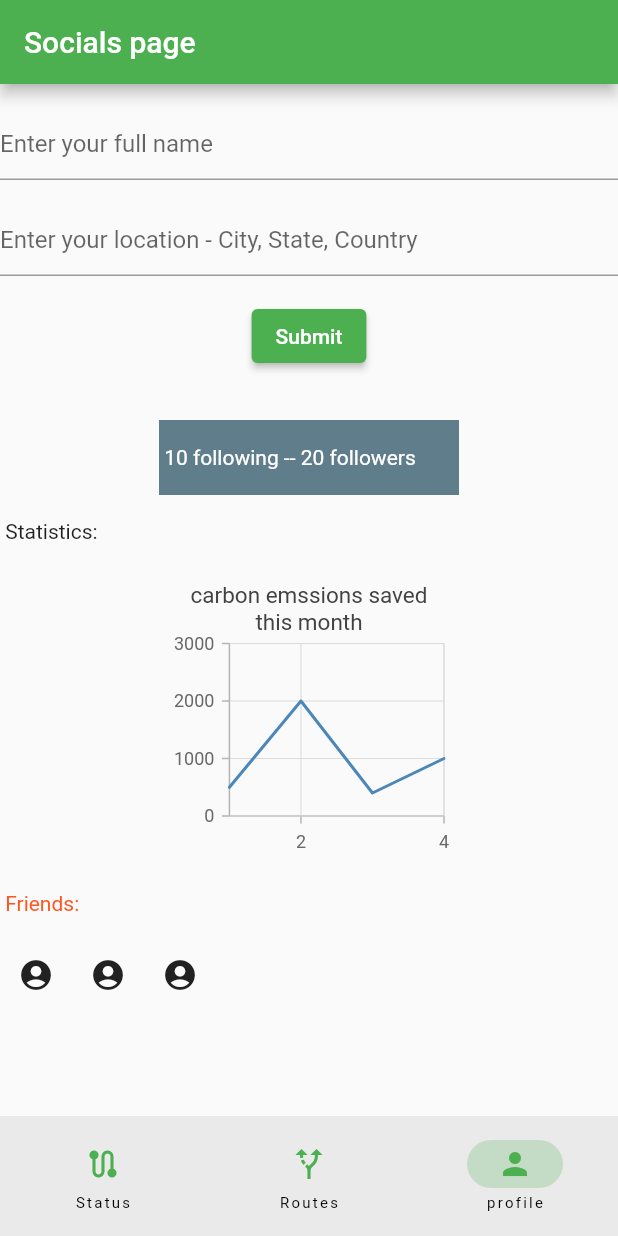
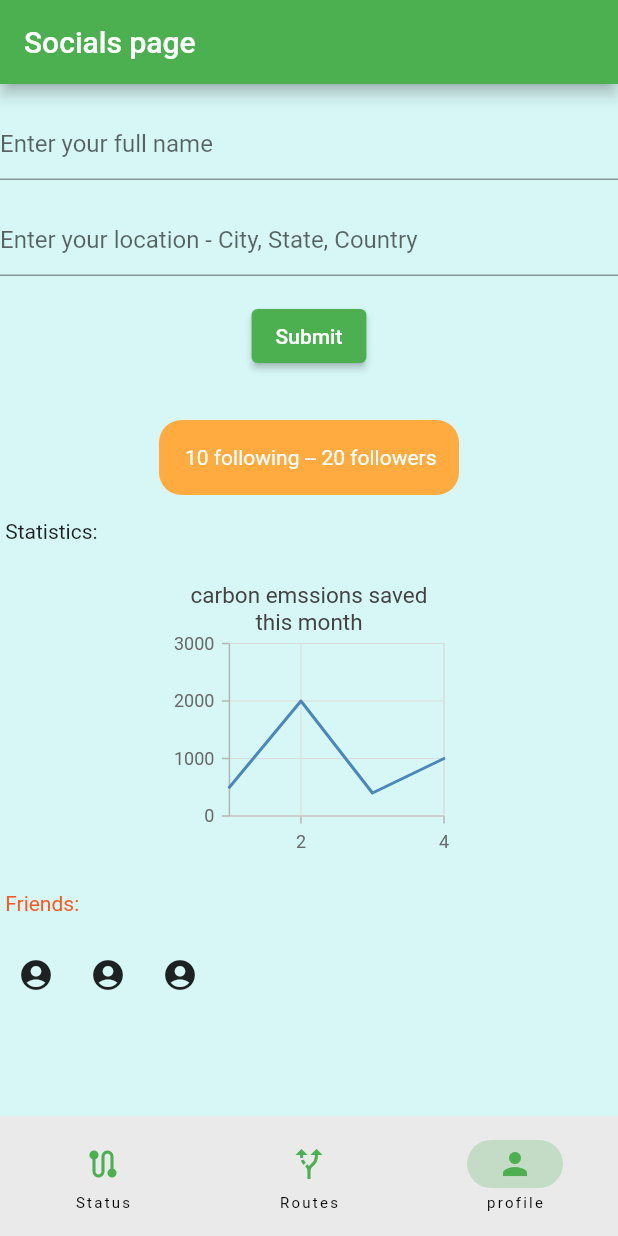
Before and after one commit to Arjdroid/greenifytransit, a Flutter app: the screen it shows after launch, item 3 of the bottom bar chosen, on a phone screen of 412 x 824 dp. Run offline on Flutter 3.47's test engine with Material 2 defaults, Android fonts, the phone set to English and light mode, and no system bars; our stand-ins replace syncfusion_flutter_charts.

Commit message:
UI adjustments in the followers and following tab

```diff
--- a/lib/social_page.dart
+++ b/lib/social_page.dart
@@ -26,6 +26,7 @@ class _SocialsPageState extends State<SocialsPage> {
   final GlobalKey<FormState> _formKey = GlobalKey<FormState>();
   Widget build(BuildContext context) {
     return Scaffold(
+      backgroundColor: Color.fromARGB(255, 214, 247, 246),
       appBar: AppBar(
         title: const Text('Socials page'),
       ),
@@ -101,12 +102,14 @@ class _SocialsPageState extends State<SocialsPage> {
           Container(
             height: 50,
             width: 200,
-            color: Colors.blueGrey,
+            decoration: BoxDecoration(
+                color: Colors.orangeAccent,
+                borderRadius: BorderRadius.circular(15)),
             child: Row(
               // ignore: prefer_const_literals_to_create_immutables
               children: [
                 const Text(
-                  ' 10 following',
+                  '     10 following',
                   style: TextStyle(color: Colors.white),
                 ),
                 const Text(
```
